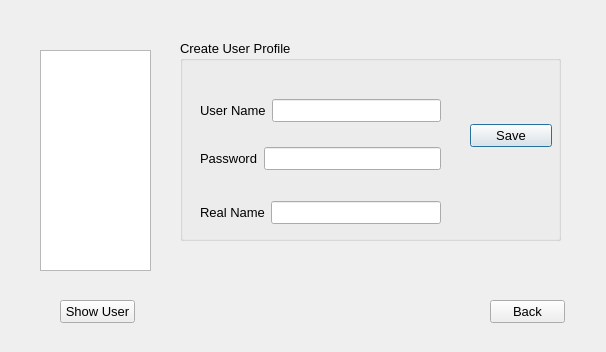
Before: the Qt Designer form src/adduser.ui in Vorxil/MagnifiSing, drawn with Qt 5.
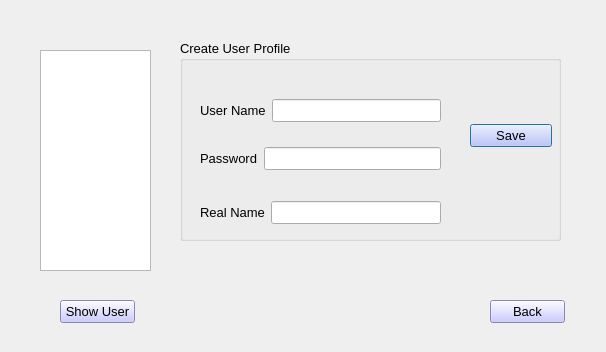
After: the same form once the commit is applied.

What changed in the file:
```diff
--- a/src/adduser.ui
+++ b/src/adduser.ui
@@ -104,6 +104,10 @@
          <bold>false</bold>
         </font>
        </property>
+       <property name="styleSheet">
+        <string notr="true">border-color: rgb(0, 0, 127); 
+background-color: rgb(187, 188, 255);</string>
+       </property>
        <property name="text">
         <string>Save</string>
        </property>
@@ -222,6 +226,10 @@
      <pointsize>10</pointsize>
     </font>
    </property>
+   <property name="styleSheet">
+    <string notr="true">border-color: rgb(0, 0, 127); 
+background-color: rgb(187, 188, 255);</string>
+   </property>
    <property name="text">
     <string>Show User</string>
    </property>
@@ -240,6 +248,10 @@
      <pointsize>10</pointsize>
     </font>
    </property>
+   <property name="styleSheet">
+    <string notr="true">border-color: rgb(0, 0, 127); 
+background-color: rgb(187, 188, 255);</string>
+   </property>
    <property name="text">
     <string>Back</string>
    </property>
```
